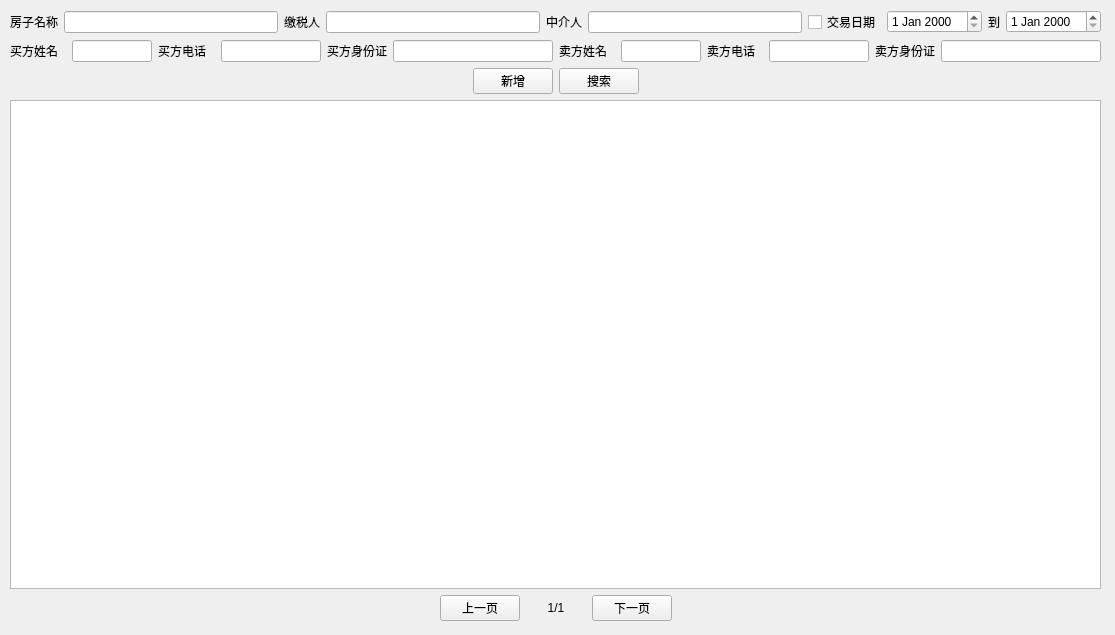
kinglon/housemgr, file main/mainwindow.ui: the form before one commit.
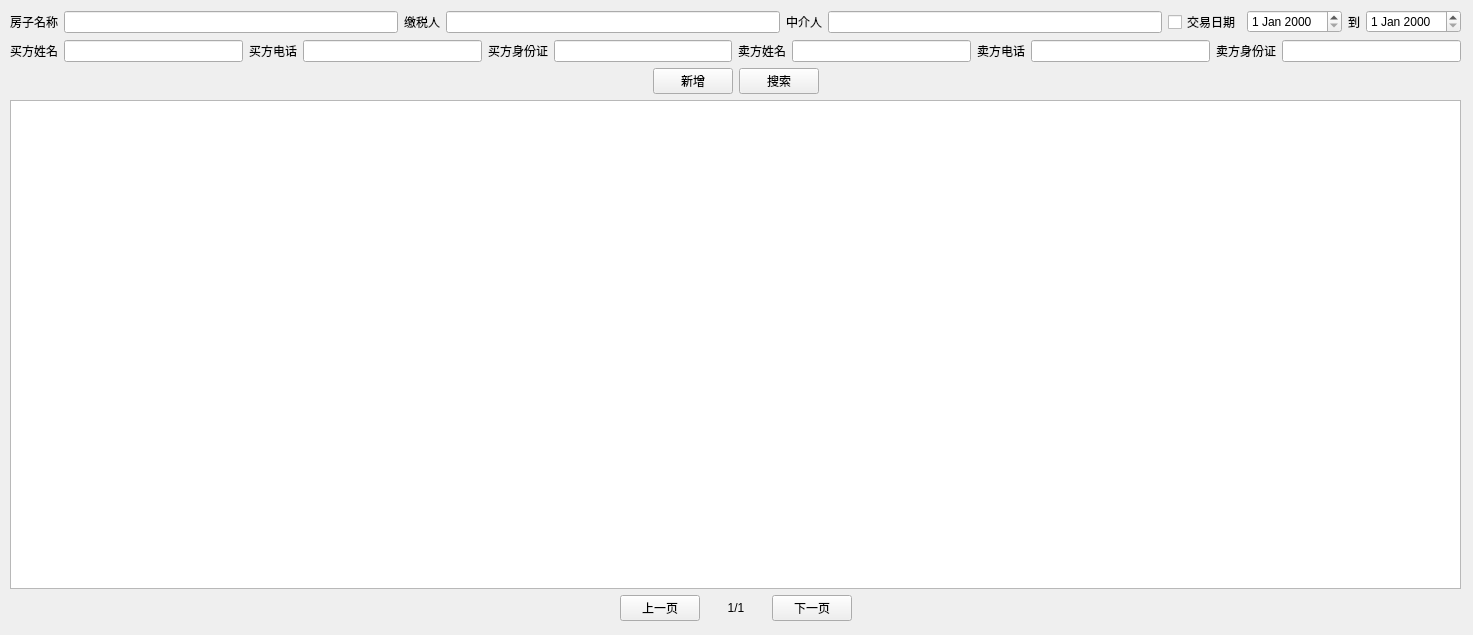
The form after the commit.

What changed in the file:
```diff
--- a/main/mainwindow.ui
+++ b/main/mainwindow.ui
@@ -6,7 +6,7 @@
    <rect>
     <x>0</x>
     <y>0</y>
-    <width>1115</width>
+    <width>1473</width>
     <height>635</height>
    </rect>
   </property>
@@ -19,7 +19,7 @@
      <rect>
       <x>10</x>
       <y>10</y>
-      <width>1091</width>
+      <width>1451</width>
       <height>611</height>
      </rect>
     </property>
@@ -91,13 +91,13 @@
         <widget class="QLineEdit" name="buyerName">
          <property name="minimumSize">
           <size>
-           <width>80</width>
+           <width>0</width>
            <height>0</height>
           </size>
          </property>
          <property name="maximumSize">
           <size>
-           <width>80</width>
+           <width>16777215</width>
            <height>16777215</height>
           </size>
          </property>
@@ -117,13 +117,13 @@
         <widget class="QLineEdit" name="buyerPhoneEdit">
          <property name="minimumSize">
           <size>
-           <width>100</width>
+           <width>0</width>
            <height>0</height>
           </size>
          </property>
          <property name="maximumSize">
           <size>
-           <width>100</width>
+           <width>16777215</width>
            <height>16777215</height>
           </size>
          </property>
@@ -143,13 +143,13 @@
         <widget class="QLineEdit" name="buyerIdEdit">
          <property name="minimumSize">
           <size>
-           <width>160</width>
+           <width>0</width>
            <height>0</height>
           </size>
          </property>
          <property name="maximumSize">
           <size>
-           <width>160</width>
+           <width>16777215</width>
            <height>16777215</height>
           </size>
          </property>
@@ -169,13 +169,13 @@
         <widget class="QLineEdit" name="sellerNameEdit">
          <property name="minimumSize">
           <size>
-           <width>80</width>
+           <width>0</width>
            <height>0</height>
           </size>
          </property>
          <property name="maximumSize">
           <size>
-           <width>80</width>
+           <width>16777215</width>
            <height>16777215</height>
           </size>
          </property>
@@ -192,13 +192,13 @@
         <widget class="QLineEdit" name="sellerPhoneEdit">
          <property name="minimumSize">
           <size>
-           <width>100</width>
+           <width>0</width>
            <height>0</height>
           </size>
          </property>
          <property name="maximumSize">
           <size>
-           <width>100</width>
+           <width>16777215</width>
            <height>16777215</height>
           </size>
          </property>
@@ -215,13 +215,13 @@
         <widget class="QLineEdit" name="sellerIdEdit">
          <property name="minimumSize">
           <size>
-           <width>160</width>
+           <width>0</width>
            <height>0</height>
           </size>
          </property>
          <property name="maximumSize">
           <size>
-           <width>160</width>
+           <width>16777215</width>
            <height>16777215</height>
           </size>
          </property>
@@ -277,7 +277,26 @@
       </layout>
      </item>
      <item>
-      <widget class="QTableView" name="houseTableView"/>
+      <widget class="QTableView" name="houseTableView">
+       <property name="editTriggers">
+        <set>QAbstractItemView::NoEditTriggers</set>
+       </property>
+       <property name="selectionBehavior">
+        <enum>QAbstractItemView::SelectRows</enum>
+       </property>
+       <attribute name="horizontalHeaderVisible">
+        <bool>true</bool>
+       </attribute>
+       <attribute name="horizontalHeaderHighlightSections">
+        <bool>false</bool>
+       </attribute>
+       <attribute name="verticalHeaderVisible">
+        <bool>false</bool>
+       </attribute>
+       <attribute name="verticalHeaderHighlightSections">
+        <bool>false</bool>
+       </attribute>
+      </widget>
      </item>
      <item>
       <layout class="QHBoxLayout" name="horizontalLayout_5">
```
